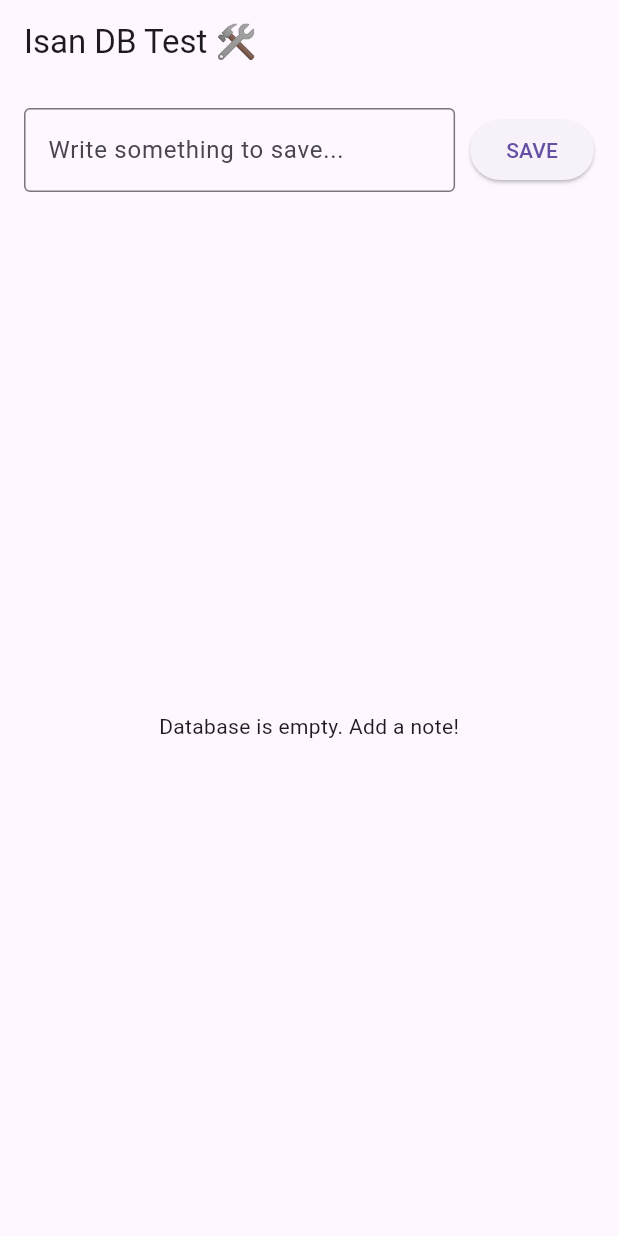
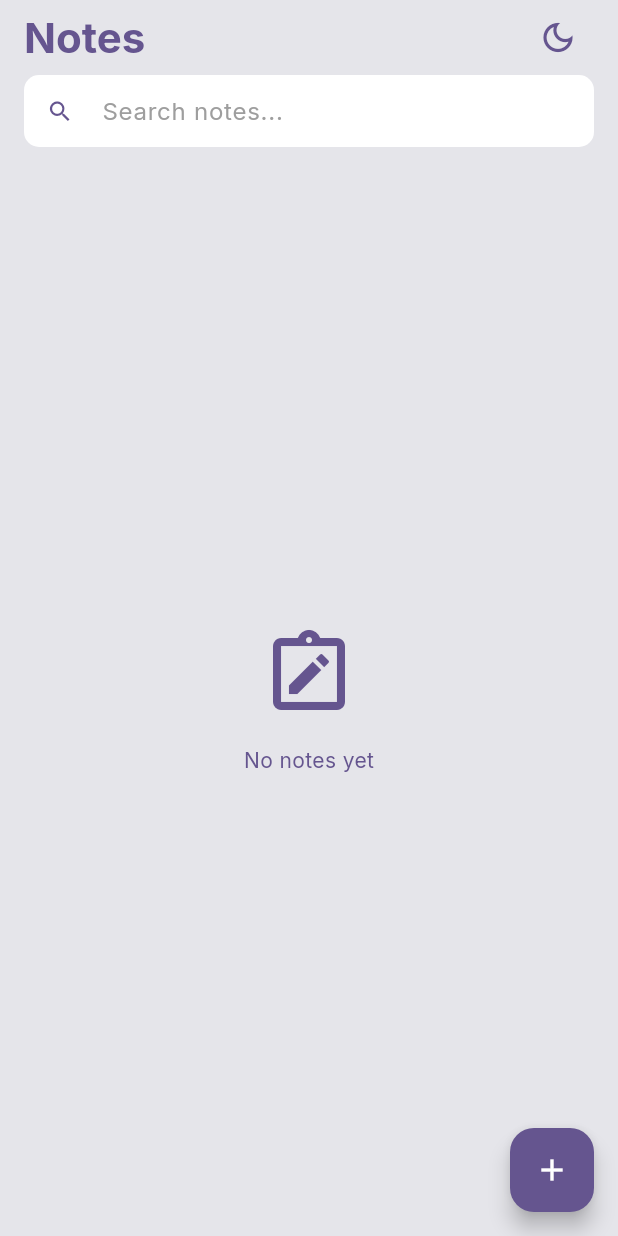
Before and after one commit to MACGalaviz/isan, a Flutter app: the screen it shows after launch, on a phone screen of 412 x 824 dp. Run offline on Flutter 3.47's test engine with Material 3 defaults, Android fonts, the phone set to English and light mode, and no system bars; our stand-ins replace google_fonts, isar; accounts and stored records are empty; generated files the repository leaves out were written again.

Commit message:
:sparkles: feat(ui): Complete Phase 3 - UI/UX Redesign & Logic
- :lipstick: UI: iOS-style clean design with Deep Purple theme
- :mag: Feat: Functional Search Bar with persistent state
- :recycle: Refactor: Home Screen with fixed SliverAppBar (50px)
- :floppy_disk: Feat: Editor Auto-save, smart save & empty note cleanup
- :see_no_evil: UI: Hide empty titles in list view
- :last_quarter_moon: Feat: Theme Switcher logic connected

```diff
--- /dev/null
+++ b/devtools_options.yaml
@@ -0,0 +1,3 @@
+description: This file stores settings for Dart & Flutter DevTools.
+documentation: https://docs.flutter.dev/tools/devtools/extensions#configure-extension-enablement-states
+extensions:
--- a/lib/main.dart
+++ b/lib/main.dart
@@ -1,15 +1,15 @@
 import 'package:flutter/material.dart';
 import 'package:isan/services/database_service.dart';
-import 'package:isan/screens/test_screen.dart';
+import 'package:isan/screens/home_screen.dart';
+import 'package:isan/theme/app_theme.dart';
+
+// Global Notifier to manage Theme State
+// By default, it follows the system setting
+final ValueNotifier<ThemeMode> themeNotifier = ValueNotifier(ThemeMode.system);
 
 void main() async {
-  // 1. Ensure Flutter bindings are ready
   WidgetsFlutterBinding.ensureInitialized();
-
-  // 2. Initialize the Database Engine (Isar)
   await DatabaseService().initialize();
-
-  // 3. Run the App
   runApp(const MyApp());
 }
 
@@ -18,15 +18,25 @@ class MyApp extends StatelessWidget {
 
   @override
   Widget build(BuildContext context) {
-    return MaterialApp(
-      title: 'Isan Notes',
-      debugShowCheckedModeBanner: false,
-      theme: ThemeData(
-        primarySwatch: Colors.blue,
-        useMaterial3: true,
-      ),
-      // Set the TestScreen as the starting point
-      home: const TestScreen(),
+    // We wrap MaterialApp with ValueListenableBuilder
+    // This allows the app to rebuild instantly when themeNotifier changes
+    return ValueListenableBuilder<ThemeMode>(
+      valueListenable: themeNotifier,
+      builder: (context, currentMode, _) {
+        return MaterialApp(
+          title: 'Isan',
+          debugShowCheckedModeBanner: false,
+
+          // Theme Configuration
+          theme: AppTheme.lightTheme,
+          darkTheme: AppTheme.darkTheme,
+
+          // The mode is now dynamic based on our notifier
+          themeMode: currentMode,
+
+          home: const HomeScreen(),
+        );
+      },
     );
   }
 }
--- /dev/null
+++ b/lib/screens/home_screen.dart
@@ -0,0 +1,220 @@
+import 'package:flutter/material.dart';
+import 'package:isan/models/note.dart';
+import 'package:isan/services/database_service.dart';
+import 'package:isan/screens/editor_screen.dart';
+import 'package:isan/main.dart';
+
+class HomeScreen extends StatefulWidget {
+  const HomeScreen({super.key});
+
+  @override
+  State<HomeScreen> createState() => _HomeScreenState();
+}
+
+class _HomeScreenState extends State<HomeScreen> {
+  final DatabaseService dbService = DatabaseService();
+  final TextEditingController _searchController = TextEditingController();
+  String _searchQuery = '';
+
+  @override
+  void dispose() {
+    _searchController.dispose();
+    super.dispose();
+  }
+
+  // Helper method to toggle theme
+  void _toggleTheme() {
+    if (themeNotifier.value == ThemeMode.light) {
+      themeNotifier.value = ThemeMode.dark;
+    } else {
+      themeNotifier.value = ThemeMode.light;
+    }
+  }
+
+  @override
+  Widget build(BuildContext context) {
+    final theme = Theme.of(context);
+    final isDarkMode = theme.brightness == Brightness.dark;
+
+    return Scaffold(
+      body: CustomScrollView(
+        slivers: [
+          // 1. APP BAR
+          SliverAppBar(
+            floating: false,
+            pinned: true,
+            snap: false,
+            backgroundColor: theme.scaffoldBackgroundColor,
+            surfaceTintColor: Colors.transparent,
+            toolbarHeight: 50.0,
+
+            // TITLE
+            title: Text(
+              "Notes",
+              style: theme.textTheme.headlineMedium?.copyWith(
+                fontWeight: FontWeight.bold,
+                color: theme.colorScheme.primary,
+              ),
+            ),
+            centerTitle: false,
+
+            // THEME SWITCHER
+            actions: [
+              Container(
+                margin: const EdgeInsets.only(right: 16),
+                child: IconButton(
+                  icon: Icon(
+                    isDarkMode
+                        ? Icons.light_mode
+                        : Icons.dark_mode_outlined,
+                    size: 26,
+                  ),
+                  onPressed: () {
+                    _toggleTheme();
+                  },
+                ),
+              ),
+            ],
+
+            // SEARCH BAR
+            bottom: PreferredSize(
+              preferredSize: const Size.fromHeight(60),
+              child: Container(
+                padding: const EdgeInsets.only(left: 16, right: 16, bottom: 12),
+                child: TextField(
+                  controller: _searchController,
+                  decoration: InputDecoration(
+                    hintText: "Search notes...",
+                    prefixIcon: const Icon(Icons.search),
+                    filled: true,
+                    fillColor: theme.colorScheme.surfaceContainerHighest,
+                    border: OutlineInputBorder(
+                      borderRadius: BorderRadius.circular(10),
+                      borderSide: BorderSide.none,
+                    ),
+                    contentPadding: const EdgeInsets.symmetric(vertical: 0),
+                    isDense: true,
+                  ),
+                  onChanged: (value) {
+                    setState(() {
+                      _searchQuery = value;
+                    });
+                  },
+                ),
+              ),
+            ),
+          ),
+
+          // 2. STREAM BUILDER
+          StreamBuilder<List<Note>>(
+            stream: dbService.listenToNotes(query: _searchQuery),
+            builder: (context, snapshot) {
+              if (snapshot.connectionState == ConnectionState.waiting) {
+                return const SliverFillRemaining(
+                  child: Center(child: CircularProgressIndicator()),
+                );
+              }
+
+              final notes = snapshot.data ?? [];
+
+              if (notes.isEmpty) {
+                return SliverFillRemaining(
+                  hasScrollBody: false,
+                  child: Center(
+                    child: Column(
+                      mainAxisAlignment: MainAxisAlignment.center,
+                      children: [
+                        Icon(Icons.note_alt_outlined, size: 64, color: theme.colorScheme.primary),
+                        const SizedBox(height: 16),
+                        Text(
+                          _searchQuery.isEmpty ? "No notes yet" : "No results found",
+                          style: TextStyle(color: theme.colorScheme.primary),
+                        ),
+                      ],
+                    ),
+                  ),
+                );
+              }
+
+              return SliverPadding(
+                padding: const EdgeInsets.symmetric(horizontal: 16.0, vertical: 10),
+                sliver: SliverList(
+                  delegate: SliverChildBuilderDelegate(
+                    (context, index) {
+                      final note = notes[index];
+                      return _NoteCard(note: note);
+                    },
+                    childCount: notes.length,
+                  ),
+                ),
+              );
+            },
+          ),
+        ],
+      ),
+      floatingActionButton: FloatingActionButton(
+        onPressed: () {
+          Navigator.push(
+            context,
+            MaterialPageRoute(builder: (context) => const EditorScreen()),
+          );
+        },
+        child: const Icon(Icons.add),
+      ),
+    );
+  }
+}
+
+class _NoteCard extends StatelessWidget {
+  final Note note;
+  const _NoteCard({required this.note});
+
+  @override
+  Widget build(BuildContext context) {
+    final theme = Theme.of(context);
+    final cardColor = theme.colorScheme.surfaceContainerHighest;
+
+    return GestureDetector(
+      onTap: () {
+        Navigator.push(
+          context,
+          MaterialPageRoute(builder: (context) => EditorScreen(note: note)),
+        );
+      },
+      child: Container(
+        margin: const EdgeInsets.only(bottom: 12),
+        padding: const EdgeInsets.all(16),
+        decoration: BoxDecoration(
+          color: cardColor,
+          borderRadius: BorderRadius.circular(12),
+        ),
+        child: Column(
+          crossAxisAlignment: CrossAxisAlignment.stretch,
+          children: [
+            if (note.title.isNotEmpty)
+              Text(
+                note.title,
+                style: theme.textTheme.titleMedium?.copyWith(
+                  fontWeight: FontWeight.bold,
+                ),
+              ),
+
+            if (note.title.isNotEmpty && note.content.isNotEmpty)
+              const SizedBox(height: 6),
+
+            if (note.content.isNotEmpty)
+              Text(
+                note.content,
+                style: theme.textTheme.bodyMedium?.copyWith(
+                  color: theme.colorScheme.onSurfaceVariant,
+                  height: 1.5,
+                ),
+                maxLines: 3,
+                overflow: TextOverflow.ellipsis,
+              ),
+          ],
+        ),
+      ),
+    );
+  }
+}
--- /dev/null
+++ b/lib/theme/app_theme.dart
@@ -0,0 +1,100 @@
+import 'package:flutter/material.dart';
+import 'package:google_fonts/google_fonts.dart';
+
+class AppTheme {
+  // --- COLORS ---
+
+  // CHANGED: Darker gray for Light Mode to reduce glare (was 0xFFF2F2F7)
+  static const Color _lightBg = Color(0xFFE5E5EA);
+
+  static const Color _darkBg = Color(0xFF1C1C1E);
+
+  static const Color _primary = Color(0xFF65558F); // Deep Purple
+  static const Color _primaryDark = Color(0xFFD0BCFF); // Pastel Purple for Dark Mode
+
+  // --- LIGHT THEME ---
+  static ThemeData get lightTheme {
+    return ThemeData(
+      useMaterial3: true,
+      brightness: Brightness.light,
+      scaffoldBackgroundColor: _lightBg,
+      primaryColor: _primary,
+
+      // Define global color scheme
+      colorScheme: const ColorScheme.light(
+        primary: _primary,
+        surfaceContainerHighest: Colors.white, // Cards remain White
+        onSurfaceVariant: Colors.grey,
+      ),
+
+      // Typography
+      textTheme: GoogleFonts.interTextTheme(ThemeData.light().textTheme),
+
+      // APP BAR: Apply primary color to icons automatically
+      appBarTheme: const AppBarTheme(
+        backgroundColor: _lightBg,
+        surfaceTintColor: Colors.transparent,
+        centerTitle: false,
+        iconTheme: IconThemeData(color: _primary),
+        actionsIconTheme: IconThemeData(color: _primary),
+        titleTextStyle: TextStyle(
+          color: Colors.black,
+          fontSize: 32,
+          fontWeight: FontWeight.bold,
+          letterSpacing: -1.0,
+        ),
+      ),
+
+      floatingActionButtonTheme: const FloatingActionButtonThemeData(
+        backgroundColor: _primary,
+        foregroundColor: Colors.white,
+      ),
+
+      // Input Decoration (Search icon color)
+      inputDecorationTheme: const InputDecorationTheme(
+        prefixIconColor: _primary,
+      ),
+    );
+  }
+
+  // --- DARK THEME ---
+  static ThemeData get darkTheme {
+    return ThemeData(
+      useMaterial3: true,
+      brightness: Brightness.dark,
+      scaffoldBackgroundColor: _darkBg,
+      primaryColor: _primaryDark,
+
+      colorScheme: const ColorScheme.dark(
+        primary: _primaryDark,
+        surfaceContainerHighest: Color(0xFF2C2C2E),
+        onSurfaceVariant: Color(0xFFAEAEB2),
+      ),
+
+      textTheme: GoogleFonts.interTextTheme(ThemeData.dark().textTheme),
+
+      appBarTheme: const AppBarTheme(
+        backgroundColor: _darkBg,
+        surfaceTintColor: Colors.transparent,
+        centerTitle: false,
+        iconTheme: IconThemeData(color: _primaryDark),
+        actionsIconTheme: IconThemeData(color: _primaryDark),
+        titleTextStyle: TextStyle(
+          color: Colors.white,
+          fontSize: 32,
+          fontWeight: FontWeight.bold,
+          letterSpacing: -1.0,
+        ),
+      ),
+
+      floatingActionButtonTheme: FloatingActionButtonThemeData(
+        backgroundColor: _primaryDark,
+        foregroundColor: const Color(0xFF381E72),
+      ),
+
+      inputDecorationTheme: const InputDecorationTheme(
+        prefixIconColor: _primaryDark,
+      ),
+    );
+  }
+}
```
Also changed, not shown: lib/screens/editor_screen.dart (added, +202 -0 lines), lib/services/database_service.dart (+25 -22 lines).
